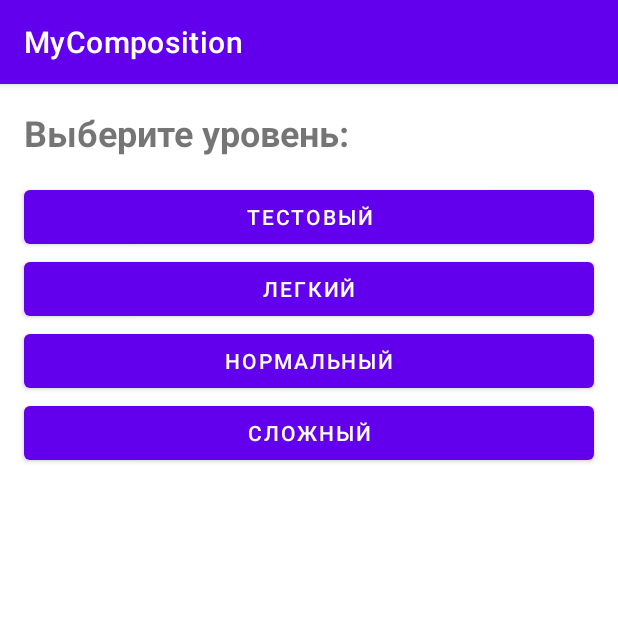
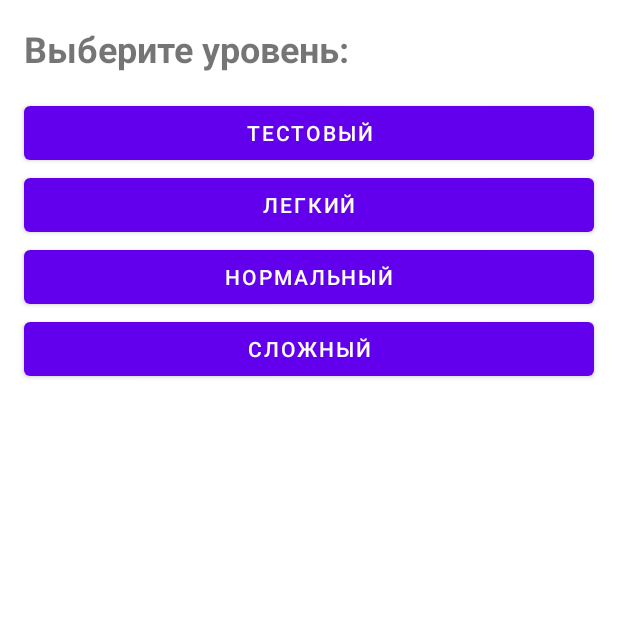
Before and after one commit to Nirwash/MyComposition, an Android app: the fragment ChooseLevelFragment shown on its own in the app's theme, on a phone screen of 412 x 824 dp, the top half of it. Run offline under Robolectric (Android 15) with nearby library versions, the phone set to English and light mode, and no system bars.

Commit message:
add start fragment, method for going to choose level and hide actionBar

```diff
--- a/app/src/main/res/layout/activity_main.xml
+++ b/app/src/main/res/layout/activity_main.xml
@@ -4,4 +4,5 @@
     android:id="@+id/main_container"
     android:layout_width="match_parent"
     android:layout_height="match_parent"
+    android:name="com.nirwashh.android.mycomposition.presentation.WelcomeFragment"
     tools:context=".presentation.MainActivity" />
--- a/app/src/main/res/values-night/themes.xml
+++ b/app/src/main/res/values-night/themes.xml
@@ -1,6 +1,6 @@
 <resources xmlns:tools="http://schemas.android.com/tools">
     <!-- Base application theme. -->
-    <style name="Theme.MyComposition" parent="Theme.MaterialComponents.DayNight.DarkActionBar">
+    <style name="Theme.MyComposition" parent="Theme.MaterialComponents.DayNight.NoActionBar">
         <!-- Primary brand color. -->
         <item name="colorPrimary">@color/purple_200</item>
         <item name="colorPrimaryVariant">@color/purple_700</item>
@@ -10,7 +10,8 @@
         <item name="colorSecondaryVariant">@color/teal_200</item>
         <item name="colorOnSecondary">@color/black</item>
         <!-- Status bar color. -->
-        <item name="android:statusBarColor" tools:targetApi="l">?attr/colorPrimaryVariant</item>
+        <item name="android:statusBarColor" >@android:color/transparent</item>
+        <item name="android:windowLightStatusBar">true</item>
         <!-- Customize your theme here. -->
     </style>
 </resources>
--- a/app/src/main/res/values/themes.xml
+++ b/app/src/main/res/values/themes.xml
@@ -1,6 +1,6 @@
 <resources xmlns:tools="http://schemas.android.com/tools">
     <!-- Base application theme. -->
-    <style name="Theme.MyComposition" parent="Theme.MaterialComponents.DayNight.DarkActionBar">
+    <style name="Theme.MyComposition" parent="Theme.MaterialComponents.DayNight.NoActionBar">
         <!-- Primary brand color. -->
         <item name="colorPrimary">@color/purple_500</item>
         <item name="colorPrimaryVariant">@color/purple_700</item>
@@ -10,7 +10,8 @@
         <item name="colorSecondaryVariant">@color/teal_700</item>
         <item name="colorOnSecondary">@color/black</item>
         <!-- Status bar color. -->
-        <item name="android:statusBarColor" tools:targetApi="l">?attr/colorPrimaryVariant</item>
+        <item name="android:statusBarColor" >@android:color/transparent</item>
+        <item name="android:windowLightStatusBar">true</item>
         <!-- Customize your theme here. -->
     </style>
 </resources>
```
Also changed, not shown: app/src/main/java/com/nirwashh/android/mycomposition/presentation/ChooseLevelFragment.kt (+9 -0 lines), app/src/main/java/com/nirwashh/android/mycomposition/presentation/WelcomeFragment.kt (+16 -1 lines).
